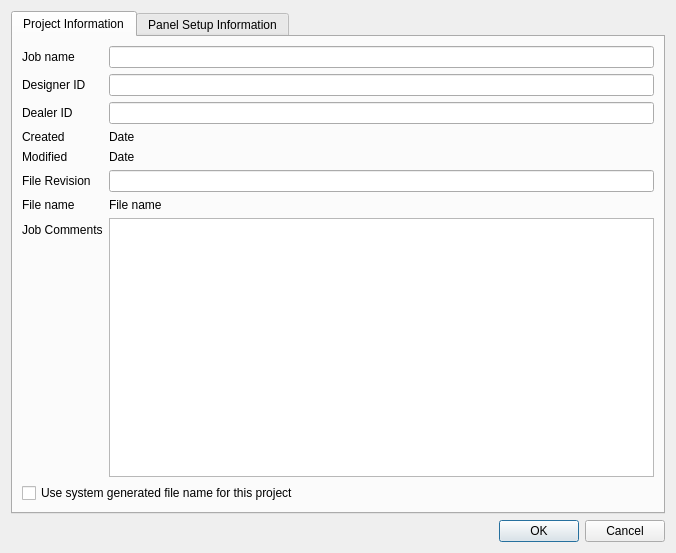
This is src/tprojectproperties.ui in TheLord45/tsurface as Qt 5 draws it before an edit. The edited form follows.
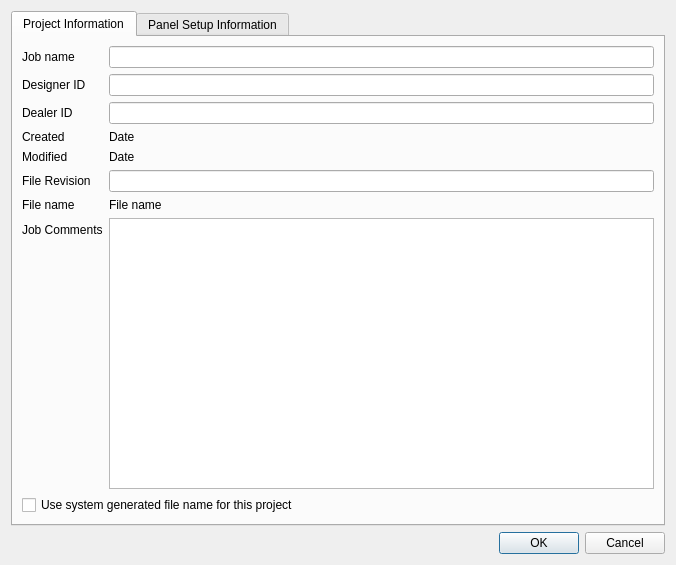
This is the edited form. Icons and pictures are not drawn.

The edit to the form file:
```diff
--- a/src/tprojectproperties.ui
+++ b/src/tprojectproperties.ui
@@ -7,7 +7,7 @@
     <x>0</x>
     <y>0</y>
     <width>676</width>
-    <height>553</height>
+    <height>565</height>
    </rect>
   </property>
   <property name="windowTitle">
```
Left out of the diff: 7 changed lines with no effect on the pictures.
